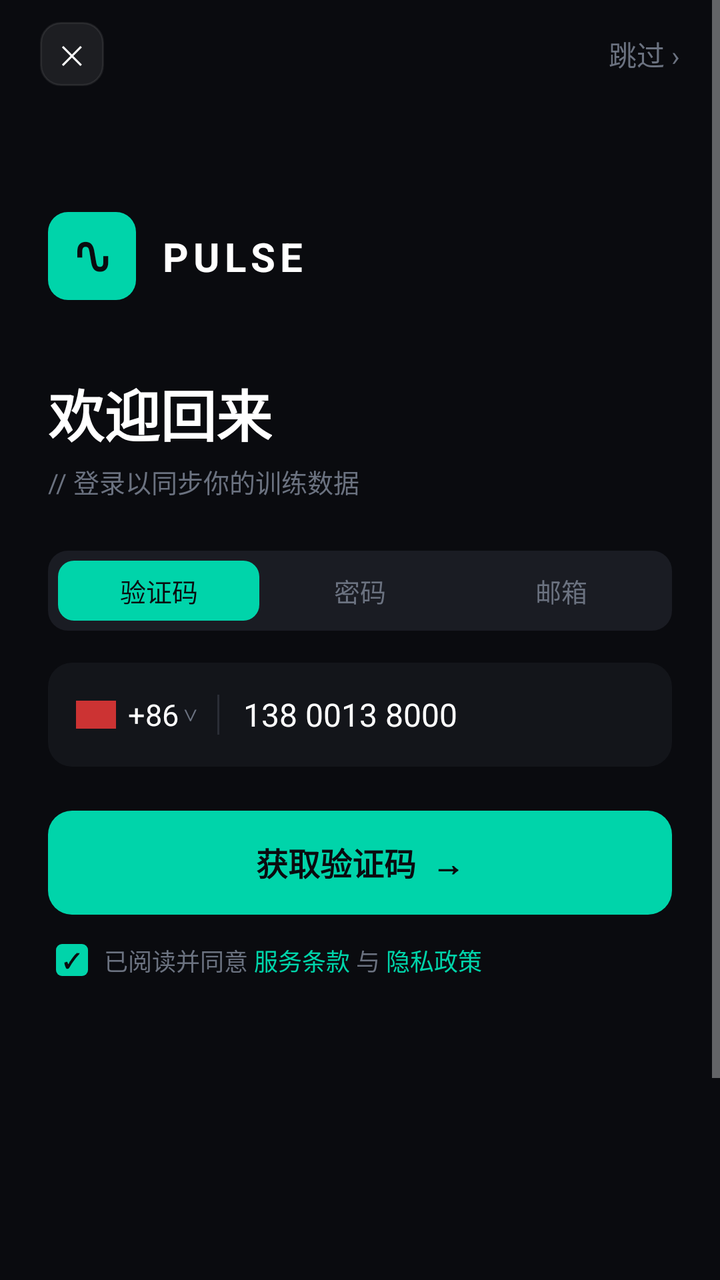
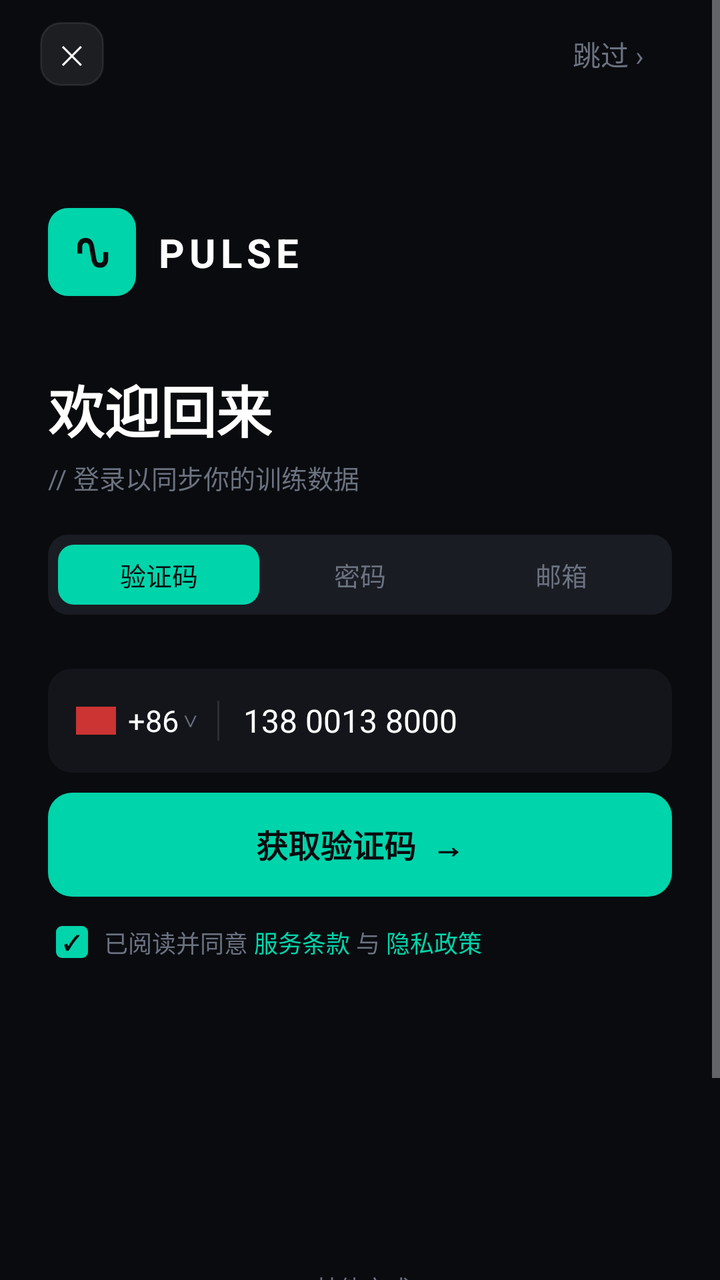

Two renders of the same Android screen: before a commit and after it. Below are the layout's source before the change and the commit's diff.
<!-- AndroidManifest.xml: application theme AppTheme -->
<!-- res/layout/activity_login.xml -->
<?xml version="1.0" encoding="utf-8"?>
<ScrollView xmlns:android="http://schemas.android.com/apk/res/android"
    xmlns:app="http://schemas.android.com/apk/res-auto"
    android:id="@+id/login_scroll"
    android:layout_width="match_parent"
    android:layout_height="match_parent"
    android:background="@color/login_bg"
    android:fillViewport="true">

    <androidx.constraintlayout.widget.ConstraintLayout
        android:id="@+id/login_root"
        android:layout_width="match_parent"
        android:layout_height="wrap_content"
        android:minHeight="760dp">

        
        <androidx.constraintlayout.widget.ConstraintLayout
            android:id="@+id/login_nav_bar"
            android:layout_width="0dp"
            android:layout_height="54dp"
            app:layout_constraintTop_toTopOf="parent"
            app:layout_constraintStart_toStartOf="parent"
            app:layout_constraintEnd_toEndOf="parent">

            <TextView
                android:id="@+id/login_btn_close"
                android:layout_width="32dp"
                android:layout_height="32dp"
                android:text="✕"
                android:textColor="@color/text_primary"
                android:textSize="13sp"
                android:gravity="center"
                android:background="@drawable/login_bg_close_btn"
                app:layout_constraintStart_toStartOf="parent"
                app:layout_constraintTop_toTopOf="parent"
                app:layout_constraintBottom_toBottomOf="parent"
                android:layout_marginStart="20dp" />

            <TextView
                android:id="@+id/login_btn_skip"
                android:layout_width="wrap_content"
                android:layout_height="wrap_content"
                android:text="跳过 ›"
                android:textColor="@color/login_text_hint"
                android:textSize="14sp"
                app:layout_constraintEnd_toEndOf="parent"
                app:layout_constraintTop_toTopOf="parent"
                app:layout_constraintBottom_toBottomOf="parent"
                android:layout_marginEnd="20dp" />

        </androidx.constraintlayout.widget.ConstraintLayout>

        
        <androidx.constraintlayout.widget.ConstraintLayout
            android:id="@+id/login_logo_section"
            android:layout_width="0dp"
            android:layout_height="wrap_content"
            android:paddingBottom="16dp"
            app:layout_constraintTop_toBottomOf="@+id/login_nav_bar"
            app:layout_constraintStart_toStartOf="parent"
            app:layout_constraintEnd_toEndOf="parent">

            
            <FrameLayout
                android:id="@+id/login_logo_icon_bg"
                android:layout_width="44dp"
                android:layout_height="44dp"
                android:background="@drawable/login_bg_logo_icon"
                app:layout_constraintStart_toStartOf="parent"
                app:layout_constraintTop_toTopOf="parent"
                android:layout_marginStart="24dp"
                android:layout_marginTop="52dp">

                
                <TextView
                    android:id="@+id/login_logo_waveform"
                    android:layout_width="wrap_content"
                    android:layout_height="wrap_content"
                    android:layout_gravity="center"
                    android:text="∿"
                    android:textColor="#0A0B0F"
                    android:textSize="26sp"
                    android:textStyle="bold" />

            </FrameLayout>

            <TextView
                android:id="@+id/login_logo_name"
                android:layout_width="wrap_content"
                android:layout_height="wrap_content"
                android:text="PULSE"
                android:textColor="@color/text_primary"
                android:textSize="20sp"
                android:textStyle="bold"
                android:letterSpacing="0.12"
                app:layout_constraintStart_toEndOf="@+id/login_logo_icon_bg"
                app:layout_constraintTop_toTopOf="@+id/login_logo_icon_bg"
                app:layout_constraintBottom_toBottomOf="@+id/login_logo_icon_bg"
                android:layout_marginStart="12dp" />

        </androidx.constraintlayout.widget.ConstraintLayout>

        
        <LinearLayout
            android:id="@+id/login_title_section"
            android:layout_width="0dp"
            android:layout_height="wrap_content"
            android:orientation="vertical"
            android:paddingStart="24dp"
            android:paddingEnd="24dp"
            android:paddingTop="20dp"
            android:paddingBottom="17dp"
            app:layout_constraintTop_toBottomOf="@+id/login_logo_section"
            app:layout_constraintStart_toStartOf="parent"
            app:layout_constraintEnd_toEndOf="parent">

            <TextView
                android:id="@+id/login_text_title"
                android:layout_width="wrap_content"
                android:layout_height="wrap_content"
                android:text="欢迎回来"
                android:textColor="@color/text_primary"
                android:textSize="28sp"
                android:textStyle="bold" />

            <TextView
                android:id="@+id/login_text_subtitle"
                android:layout_width="wrap_content"
                android:layout_height="wrap_content"
                android:text="// 登录以同步你的训练数据"
                android:textColor="@color/login_text_hint"
                android:textSize="13sp"
                android:layout_marginTop="4dp" />

        </LinearLayout>

        
        <FrameLayout
            android:id="@+id/login_tabs"
            android:layout_width="0dp"
            android:layout_height="40dp"
            android:layout_marginStart="24dp"
            android:layout_marginEnd="24dp"
            android:layout_marginTop="8dp"
            android:background="@drawable/login_bg_tab_container"
            android:padding="5dp"
            app:layout_constraintTop_toBottomOf="@+id/login_title_section"
            app:layout_constraintStart_toStartOf="parent"
            app:layout_constraintEnd_toEndOf="parent">

            <LinearLayout
                android:id="@+id/login_tab_row"
                android:layout_width="match_parent"
                android:layout_height="match_parent"
                android:orientation="horizontal">

                <TextView
                    android:id="@+id/login_tab_code"
                    android:layout_width="0dp"
                    android:layout_height="match_parent"
                    android:layout_weight="1"
                    android:text="验证码"
                    android:textColor="@color/login_bg"
                    android:textSize="13sp"
                    android:gravity="center"
                    android:background="@drawable/login_bg_tab_selected" />

                <TextView
                    android:id="@+id/login_tab_password"
                    android:layout_width="0dp"
                    android:layout_height="match_parent"
                    android:layout_weight="1"
                    android:text="密码"
                    android:textColor="@color/login_text_hint"
                    android:textSize="13sp"
                    android:gravity="center" />

                <TextView
                    android:id="@+id/login_tab_email"
                    android:layout_width="0dp"
                    android:layout_height="match_parent"
                    android:layout_weight="1"
                    android:text="邮箱"
                    android:textColor="@color/login_text_hint"
                    android:textSize="13sp"
                    android:gravity="center" />

            </LinearLayout>

        </FrameLayout>

        
        <LinearLayout
            android:id="@+id/login_field_phone"
            android:layout_width="0dp"
            android:layout_height="52dp"
            android:layout_marginStart="24dp"
            android:layout_marginEnd="24dp"
            android:layout_marginTop="16dp"
            android:orientation="horizontal"
            android:background="@drawable/login_bg_input"
            android:gravity="center_vertical"
            android:paddingStart="14dp"
            android:paddingEnd="14dp"
            app:layout_constraintTop_toBottomOf="@+id/login_tabs"
            app:layout_constraintStart_toStartOf="parent"
            app:layout_constraintEnd_toEndOf="parent">

            
            <View
                android:id="@+id/login_phone_flag"
                android:layout_width="20dp"
                android:layout_height="14dp"
                android:background="#CC3333" />

            <TextView
                android:id="@+id/login_phone_code"
                android:layout_width="wrap_content"
                android:layout_height="wrap_content"
                android:text="+86"
                android:textColor="@color/text_primary"
                android:textSize="15sp"
                android:layout_marginStart="6dp" />

            <TextView
                android:id="@+id/login_phone_chevron"
                android:layout_width="wrap_content"
                android:layout_height="wrap_content"
                android:text=" ∨"
                android:textColor="@color/login_text_hint"
                android:textSize="10sp" />

            <View
                android:id="@+id/login_phone_divider"
                android:layout_width="1dp"
                android:layout_height="20dp"
                android:background="@color/login_divider"
                android:layout_marginStart="10dp"
                android:layout_marginEnd="12dp" />

            <TextView
                android:id="@+id/login_phone_number"
                android:layout_width="0dp"
                android:layout_height="wrap_content"
                android:layout_weight="1"
                android:text="138 0013 8000"
                android:textColor="@color/text_primary"
                android:textSize="16sp" />

        </LinearLayout>

        
        <FrameLayout
            android:id="@+id/login_btn_submit"
            android:layout_width="0dp"
            android:layout_height="52dp"
            android:layout_marginStart="24dp"
            android:layout_marginEnd="24dp"
            android:layout_marginTop="22dp"
            android:background="@drawable/login_bg_btn_cyan"
            app:layout_constraintTop_toBottomOf="@+id/login_field_phone"
            app:layout_constraintStart_toStartOf="parent"
            app:layout_constraintEnd_toEndOf="parent">

            <TextView
                android:id="@+id/login_btn_verify_text"
                android:layout_width="wrap_content"
                android:layout_height="wrap_content"
                android:layout_gravity="center"
                android:text="获取验证码  →"
                android:textColor="@color/login_bg"
                android:textSize="16sp"
                android:textStyle="bold" />

        </FrameLayout>

        
        <LinearLayout
            android:id="@+id/login_agreement_row"
            android:layout_width="0dp"
            android:layout_height="wrap_content"
            android:layout_marginStart="28dp"
            android:layout_marginEnd="24dp"
            android:layout_marginTop="14dp"
            android:orientation="horizontal"
            android:gravity="center_vertical"
            app:layout_constraintTop_toBottomOf="@+id/login_btn_submit"
            app:layout_constraintStart_toStartOf="parent"
            app:layout_constraintEnd_toEndOf="parent">

            
            <FrameLayout
                android:id="@+id/login_agreement_checkbox"
                android:layout_width="16dp"
                android:layout_height="16dp"
                android:background="@drawable/login_bg_checkbox_checked">

                <TextView
                    android:id="@+id/login_agreement_check_icon"
                    android:layout_width="wrap_content"
                    android:layout_height="wrap_content"
                    android:layout_gravity="center"
                    android:text="✓"
                    android:textColor="@color/login_bg"
                    android:textSize="10sp"
                    android:textStyle="bold" />

            </FrameLayout>

            <TextView
                android:id="@+id/login_agreement_prefix"
                android:layout_width="wrap_content"
                android:layout_height="wrap_content"
                android:text="已阅读并同意 "
                android:textColor="@color/login_text_hint"
                android:textSize="12sp"
                android:layout_marginStart="8dp" />

            <TextView
                android:id="@+id/login_agreement_terms"
                android:layout_width="wrap_content"
                android:layout_height="wrap_content"
                android:text="服务条款"
                android:textColor="@color/login_cyan"
                android:textSize="12sp" />

            <TextView
                android:id="@+id/login_agreement_and"
                android:layout_width="wrap_content"
                android:layout_height="wrap_content"
                android:text=" 与 "
                android:textColor="@color/login_text_hint"
                android:textSize="12sp" />

            <TextView
                android:id="@+id/login_agreement_privacy"
                android:layout_width="wrap_content"
                android:layout_height="wrap_content"
                android:text="隐私政策"
                android:textColor="@color/login_cyan"
                android:textSize="12sp" />

        </LinearLayout>

        
        <androidx.constraintlayout.widget.ConstraintLayout
            android:id="@+id/login_divider_section"
            android:layout_width="0dp"
            android:layout_height="16dp"
            android:layout_marginTop="159dp"
            app:layout_constraintTop_toBottomOf="@+id/login_agreement_row"
            app:layout_constraintStart_toStartOf="parent"
            app:layout_constraintEnd_toEndOf="parent">

            <View
                android:id="@+id/login_divider_left"
                android:layout_width="0dp"
                android:layout_height="1dp"
                android:background="@color/login_divider"
                app:layout_constraintStart_toStartOf="parent"
                app:layout_constraintEnd_toStartOf="@+id/login_divider_label"
                app:layout_constraintTop_toTopOf="parent"
                app:layout_constraintBottom_toBottomOf="parent"
                android:layout_marginStart="24dp"
                android:layout_marginEnd="12dp" />

            <TextView
                android:id="@+id/login_divider_label"
                android:layout_width="95dp"
                android:layout_height="wrap_content"
                android:text="OR · 其他方式"
                android:textColor="@color/login_text_hint"
                android:textSize="12sp"
                app:layout_constraintStart_toStartOf="parent"
                app:layout_constraintEnd_toEndOf="parent"
                app:layout_constraintTop_toTopOf="parent"
                app:layout_constraintBottom_toBottomOf="parent" />

            <View
                android:id="@+id/login_divider_right"
                android:layout_width="0dp"
                android:layout_height="1dp"
                android:background="@color/login_divider"
                app:layout_constraintStart_toEndOf="@+id/login_divider_label"
                app:layout_constraintEnd_toEndOf="parent"
                app:layout_constraintTop_toTopOf="parent"
                app:layout_constraintBottom_toBottomOf="parent"
                android:layout_marginStart="12dp"
                android:layout_marginEnd="24dp" />

        </androidx.constraintlayout.widget.ConstraintLayout>

        
        <LinearLayout
            android:id="@+id/login_social_row"
            android:layout_width="0dp"
            android:layout_height="54dp"
            android:layout_marginStart="24dp"
            android:layout_marginEnd="24dp"
            android:layout_marginTop="15dp"
            android:orientation="horizontal"
            android:gravity="center"
            app:layout_constraintTop_toBottomOf="@+id/login_divider_section"
            app:layout_constraintStart_toStartOf="parent"
            app:layout_constraintEnd_toEndOf="parent">

            <FrameLayout
                android:id="@+id/login_btn_wechat"
                android:layout_width="54dp"
                android:layout_height="54dp"
                android:layout_marginEnd="18dp"
                android:background="@drawable/login_bg_icon_btn">
                <TextView
                    android:id="@+id/login_social_wechat_icon"
                    android:layout_width="wrap_content"
                    android:layout_height="wrap_content"
                    android:layout_gravity="center"
                    android:text="微"
                    android:textColor="@color/login_cyan"
                    android:textSize="18sp"
                    android:textStyle="bold" />
            </FrameLayout>

            <FrameLayout
                android:id="@+id/login_btn_apple"
                android:layout_width="54dp"
                android:layout_height="54dp"
                android:layout_marginEnd="18dp"
                android:background="@drawable/login_bg_icon_btn">
                <TextView
                    android:id="@+id/login_social_apple_icon"
                    android:layout_width="wrap_content"
                    android:layout_height="wrap_content"
                    android:layout_gravity="center"
                    android:text=""
                    android:textColor="@color/text_primary"
                    android:textSize="22sp" />
            </FrameLayout>

            <FrameLayout
                android:id="@+id/login_btn_quicklogin"
                android:layout_width="54dp"
                android:layout_height="54dp"
                android:layout_marginEnd="18dp"
                android:background="@drawable/login_bg_icon_btn">
                <TextView
                    android:id="@+id/login_social_phone_icon"
                    android:layout_width="wrap_content"
                    android:layout_height="wrap_content"
                    android:layout_gravity="center"
                    android:text="▦"
                    android:textColor="@color/text_primary"
                    android:textSize="18sp" />
            </FrameLayout>

            <FrameLayout
                android:id="@+id/login_btn_account"
                android:layout_width="54dp"
                android:layout_height="54dp"
                android:background="@drawable/login_bg_icon_btn">
                <TextView
                    android:id="@+id/login_social_guest_icon"
                    android:layout_width="wrap_content"
                    android:layout_height="wrap_content"
                    android:layout_gravity="center"
                    android:text="♟"
                    android:textColor="@color/text_primary"
                    android:textSize="20sp" />
            </FrameLayout>

        </LinearLayout>

        
        <View
            android:id="@+id/login_home_indicator"
            android:layout_width="134dp"
            android:layout_height="5dp"
            android:layout_marginBottom="8dp"
            android:background="@color/login_text_sub"
            app:layout_constraintBottom_toBottomOf="parent"
            app:layout_constraintStart_toStartOf="parent"
            app:layout_constraintEnd_toEndOf="parent" />

    </androidx.constraintlayout.widget.ConstraintLayout>

</ScrollView>
<!-- resources referenced by this layout -->
<resources>
  <color name="login_bg">#0A0B0F</color>
  <color name="login_cyan">#00D4AA</color>
  <color name="login_divider">#2A2D36</color>
  <color name="login_text_hint">#6B7280</color>
  <color name="login_text_sub">#4B5563</color>
  <color name="text_primary">#FFFFFF</color>
  <!-- drawable login_bg_btn_cyan (drawable) -->
  <?xml version="1.0" encoding="utf-8"?>
  <shape xmlns:android="http://schemas.android.com/apk/res/android">
      <solid android:color="@color/login_cyan" />
      <corners android:radius="12dp" />
  </shape>
  <!-- drawable login_bg_checkbox_checked (drawable) -->
  <?xml version="1.0" encoding="utf-8"?>
  <shape xmlns:android="http://schemas.android.com/apk/res/android">
      <solid android:color="@color/login_cyan" />
      <corners android:radius="3dp" />
  </shape>
  <!-- drawable login_bg_close_btn (drawable) -->
  <?xml version="1.0" encoding="utf-8"?>
  <shape xmlns:android="http://schemas.android.com/apk/res/android">
      <solid android:color="#14FFFFFF" />
      <stroke android:width="1dp" android:color="#14FFFFFF" />
      <corners android:radius="10dp" />
  </shape>
  <!-- drawable login_bg_icon_btn (drawable) -->
  <?xml version="1.0" encoding="utf-8"?>
  <shape xmlns:android="http://schemas.android.com/apk/res/android">
      <solid android:color="@color/login_icon_bg" />
      <corners android:radius="27dp" />
  </shape>
  <!-- drawable login_bg_input (drawable) -->
  <?xml version="1.0" encoding="utf-8"?>
  <shape xmlns:android="http://schemas.android.com/apk/res/android">
      <solid android:color="@color/login_input_bg" />
      <corners android:radius="12dp" />
  </shape>
  <!-- drawable login_bg_logo_icon (drawable) -->
  <?xml version="1.0" encoding="utf-8"?>
  <shape xmlns:android="http://schemas.android.com/apk/res/android">
      <solid android:color="@color/login_cyan" />
      <corners android:radius="10dp" />
  </shape>
  <!-- drawable login_bg_tab_container (drawable) -->
  <?xml version="1.0" encoding="utf-8"?>
  <shape xmlns:android="http://schemas.android.com/apk/res/android">
      <solid android:color="@color/login_tab_bg" />
      <corners android:radius="10dp" />
  </shape>
  <!-- drawable login_bg_tab_selected (drawable) -->
  <?xml version="1.0" encoding="utf-8"?>
  <shape xmlns:android="http://schemas.android.com/apk/res/android">
      <solid android:color="@color/login_cyan" />
      <corners android:radius="8dp" />
  </shape>
  <style name="AppTheme" parent="Theme.AppCompat.NoActionBar">
          <item name="colorPrimary">@color/primary</item>
          <item name="colorPrimaryDark">@color/primary_dark</item>
          <item name="colorAccent">@color/accent</item>
          <item name="android:windowBackground">@color/bg_dark</item>
      </style>
  <color name="login_icon_bg">#1E2028</color>
  <color name="login_input_bg">#13151A</color>
  <color name="login_tab_bg">#1A1C23</color>
  <color name="primary">#6200EE</color>
  <color name="primary_dark">#3700B3</color>
  <color name="accent">#03DAC6</color>
  <color name="bg_dark">#0D0D1A</color>
</resources>

<!-- the commit's change to res/layout/activity_login.xml (unified diff, before → after) -->
@@ -46,7 +46,7 @@
                 app:layout_constraintEnd_toEndOf="parent"
                 app:layout_constraintTop_toTopOf="parent"
                 app:layout_constraintBottom_toBottomOf="parent"
-                android:layout_marginEnd="20dp" />
+                android:layout_marginEnd="38dp" />
 
         </androidx.constraintlayout.widget.ConstraintLayout>
 
@@ -69,7 +69,7 @@
                 app:layout_constraintStart_toStartOf="parent"
                 app:layout_constraintTop_toTopOf="parent"
                 android:layout_marginStart="24dp"
-                android:layout_marginTop="52dp">
+                android:layout_marginTop="50dp">
 
                 
                 <TextView
@@ -96,7 +96,7 @@
                 app:layout_constraintStart_toEndOf="@+id/login_logo_icon_bg"
                 app:layout_constraintTop_toTopOf="@+id/login_logo_icon_bg"
                 app:layout_constraintBottom_toBottomOf="@+id/login_logo_icon_bg"
-                android:layout_marginStart="12dp" />
+                android:layout_marginStart="10dp" />
 
         </androidx.constraintlayout.widget.ConstraintLayout>
 
@@ -141,7 +141,7 @@
             android:layout_height="40dp"
             android:layout_marginStart="24dp"
             android:layout_marginEnd="24dp"
-            android:layout_marginTop="8dp"
+            android:layout_marginTop="2dp"
             android:background="@drawable/login_bg_tab_container"
             android:padding="5dp"
             app:layout_constraintTop_toBottomOf="@+id/login_title_section"
@@ -196,7 +196,7 @@
             android:layout_height="52dp"
             android:layout_marginStart="24dp"
             android:layout_marginEnd="24dp"
-            android:layout_marginTop="16dp"
+            android:layout_marginTop="27dp"
             android:orientation="horizontal"
             android:background="@drawable/login_bg_input"
             android:gravity="center_vertical"
@@ -256,7 +256,7 @@
             android:layout_height="52dp"
             android:layout_marginStart="24dp"
             android:layout_marginEnd="24dp"
-            android:layout_marginTop="22dp"
+            android:layout_marginTop="10dp"
             android:background="@drawable/login_bg_btn_cyan"
             app:layout_constraintTop_toBottomOf="@+id/login_field_phone"
             app:layout_constraintStart_toStartOf="parent"
@@ -347,7 +347,7 @@
             android:id="@+id/login_divider_section"
             android:layout_width="0dp"
             android:layout_height="16dp"
-            android:layout_marginTop="159dp"
+            android:layout_marginTop="155dp"
             app:layout_constraintTop_toBottomOf="@+id/login_agreement_row"
             app:layout_constraintStart_toStartOf="parent"
             app:layout_constraintEnd_toEndOf="parent">
